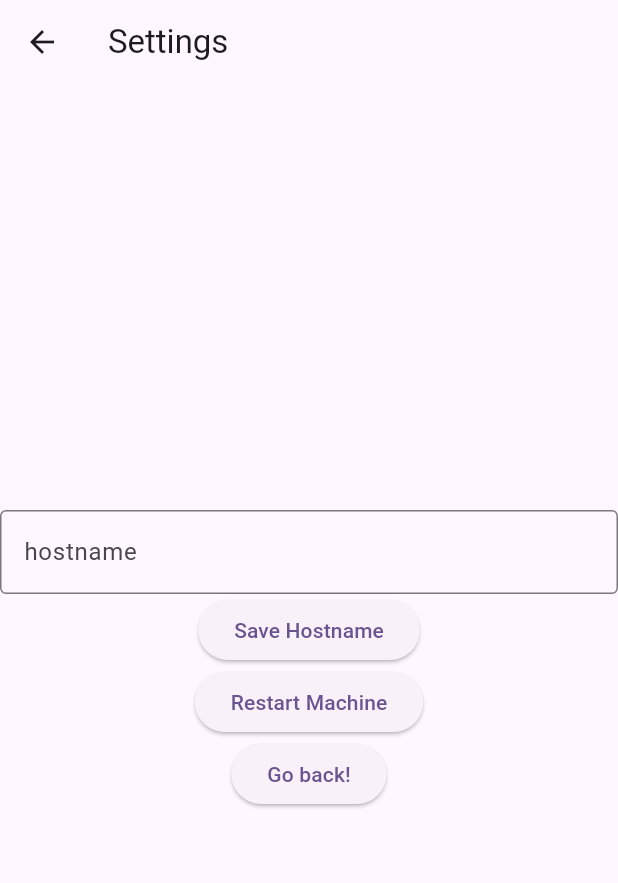
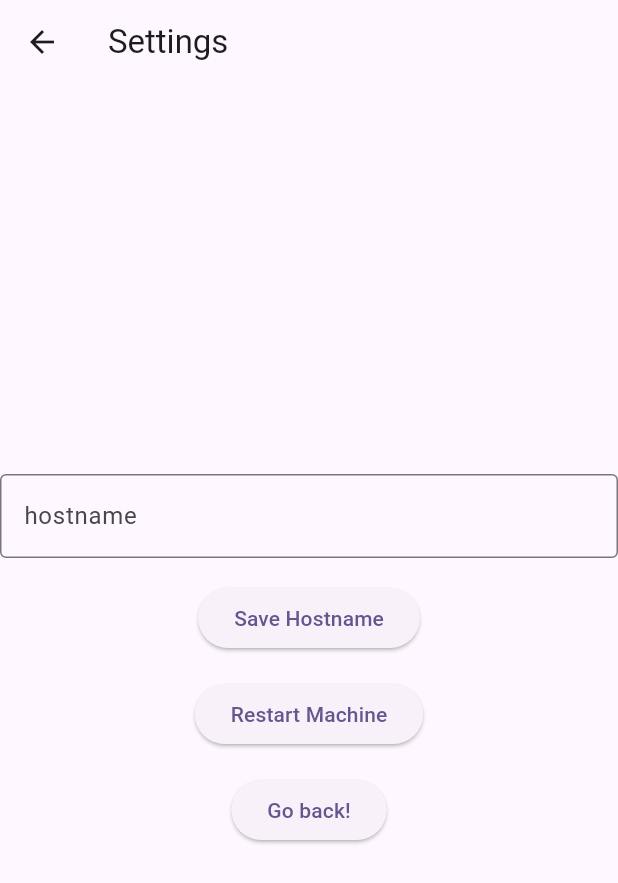
Before and after one commit to HuzaifaIrfan-Mobile/smart-washing-machine-app, a Flutter app: the screen it shows after launch, after a tap on the "settings" icon, on a phone screen of 412 x 824 dp. Shown: the top 883 px of the screen. Run offline on Flutter 3.47's test engine with Material 2 defaults, Android fonts, the light colour scheme and no system bars; our stand-ins replace percent_indicator, shared_preferences, wakelock; network calls fail.

Commit message:
smart_washing_machine_app UI clean

```diff
--- a/lib/washing_machine/settings/settings_screen.dart
+++ b/lib/washing_machine/settings/settings_screen.dart
@@ -14,7 +14,7 @@ class SettingsScreenState extends State<SettingsScreen> {
   TextEditingController hostnameController =
       TextEditingController(text: "hostname");
 
-  SettingsScreenState() {}
+  // SettingsScreenState() {}
 
   void loadHostname() async {
     SharedPreferences prefs = await SharedPreferences.getInstance();
@@ -73,14 +73,17 @@ class SettingsScreenState extends State<SettingsScreen> {
               ),
               controller: hostnameController,
             ),
+            const SizedBox(height: 16),
             ElevatedButton(
               onPressed: saveHostname,
               child: const Text('Save Hostname'),
             ),
+            const SizedBox(height: 16),
             ElevatedButton(
               onPressed: restartMachine,
               child: const Text('Restart Machine'),
             ),
+            const SizedBox(height: 16),
             ElevatedButton(
               onPressed: returnHostname,
               child: const Text('Go back!'),
--- a/lib/washing_machine/washing_machine_screen.dart
+++ b/lib/washing_machine/washing_machine_screen.dart
@@ -6,7 +6,7 @@ import 'dart:async';
 import 'dart:convert';
 import 'package:http/http.dart' as http;
 
-import 'LABELS.dart';
+import 'labels.dart';
 
 import 'package:percent_indicator/circular_percent_indicator.dart';
 
@@ -25,7 +25,7 @@ class WashingMachineScreenState extends State<WashingMachineScreen> {
 
   int taskSequencePointer = 0;
   int task = 0;
-  String taskLabel = "empty";
+  String centerLabel = "Status";
   int countDown = 0;
 
   String message = "Not Connected";
@@ -33,10 +33,18 @@ class WashingMachineScreenState extends State<WashingMachineScreen> {
   Timer? timer;
 
   WashingMachineScreenState() {
+    setupRefreshCurrentStatusTimer();
+  }
+
+  void setupRefreshCurrentStatusTimer() {
     Duration period = const Duration(seconds: 1);
     timer = Timer.periodic(period, (arg) {
       refreshCurrentStatus();
     });
+  }
+
+  void cancelRefreshCurrentStatusTimer() {
+    timer?.cancel();
   }
 
   @override
@@ -55,6 +63,8 @@ class WashingMachineScreenState extends State<WashingMachineScreen> {
   }
 
   void openSettingsScreen() async {
+    pauseMachine();
+    cancelRefreshCurrentStatusTimer();
     final result = await Navigator.push(
       context,
       MaterialPageRoute(builder: (context) => const SettingsScreen()),
@@ -63,6 +73,7 @@ class WashingMachineScreenState extends State<WashingMachineScreen> {
       debugPrint("Returned Hostname: $result");
     }
     loadHostname();
+    setupRefreshCurrentStatusTimer();
   }
 
   int toInt(bool val) {
@@ -89,7 +100,18 @@ class WashingMachineScreenState extends State<WashingMachineScreen> {
 
           taskSequencePointer = jsonResponse["task_sequence_pointer"];
           task = jsonResponse["task"];
-          taskLabel = washingMachineTasksLabel[task];
+
+          var taskLabel = washingMachineTasksLabel[task];
+          var runningLabel = isRunning
+              ? isHold
+                  ? "Hold"
+                  : "Running"
+              : "Paused";
+          var lidLabel = isLidClosed ? "Closed" : "Open";
+
+          centerLabel =
+              "$countDown s\n$taskSequencePointer->$taskLabel\n$runningLabel\n$lidLabel";
+
           countDown = jsonResponse["count_down"];
           message = "Connected";
         });
@@ -198,7 +220,12 @@ class WashingMachineScreenState extends State<WashingMachineScreen> {
                       fontWeight: FontWeight.bold,
                     ),
                   ),
+                  Text(
+                    message,
+                    style: Theme.of(context).textTheme.headlineMedium,
+                  ),
                   FloatingActionButton(
+                    heroTag: "openSettings",
                     onPressed: openSettingsScreen,
                     tooltip: 'Open Settings Screen',
                     child: const Icon(Icons.settings),
@@ -216,7 +243,7 @@ class WashingMachineScreenState extends State<WashingMachineScreen> {
                       percent: 1,
                       progressColor: Colors.indigo,
                       center: Text(
-                        "$countDown s\n$taskLabel",
+                        centerLabel,
                         style: const TextStyle(
                           fontSize: 32,
                           fontWeight: FontWeight.bold,
@@ -226,40 +253,85 @@ class WashingMachineScreenState extends State<WashingMachineScreen> {
                     ),
                     const SizedBox(height: 16),
                     Row(
-                      mainAxisAlignment: MainAxisAlignment.spaceBetween,
+                      mainAxisAlignment: MainAxisAlignment.spaceEvenly,
                       children: [
-                        cardMenu(
-                          icon: 'assets/images/energy.png',
-                          title: 'ENERGY',
+                        FloatingActionButton(
+                          heroTag: "runMachine",
+                          onPressed: runMachine,
+                          tooltip: 'Run',
+                          child: const Icon(Icons.play_arrow),
                         ),
-                        cardMenu(
-                          onTap: skipMachine,
-                          // onTap: () {
-                          //   Navigator.push(
-                          //     context,
-                          //     MaterialPageRoute(
-                          //       builder: (context) => const TemperaturePage(),
-                          //     ),
-                          //   );
-                          // },
-                          icon: 'assets/images/temperature.png',
-                          title: 'TEMPERATURE',
-                          color: Colors.indigoAccent,
-                          fontColor: Colors.white,
+                        FloatingActionButton(
+                          heroTag: "pauseMachine",
+                          onPressed: pauseMachine,
+                          tooltip: 'Pause',
+                          child: const Icon(Icons.stop),
+                        ),
+                        FloatingActionButton(
+                          heroTag: "holdMachine",
+                          onPressed: holdMachine,
+                          tooltip: 'Hold',
+                          child: const Icon(Icons.pause),
+                        ),
+                        FloatingActionButton(
+                          heroTag: "skipMachine",
+                          onPressed: skipMachine,
+                          tooltip: 'Skip',
+                          child: const Icon(Icons.skip_next),
                         ),
                       ],
                     ),
                     const SizedBox(height: 28),
                     Row(
-                      mainAxisAlignment: MainAxisAlignment.spaceBetween,
+                      mainAxisAlignment: MainAxisAlignment.spaceEvenly,
                       children: [
-                        cardMenu(
-                          icon: 'assets/images/water.png',
-                          title: 'WATER',
+                        FloatingActionButton(
+                          heroTag: "refreshCurrentStatus",
+                          onPressed: refreshCurrentStatus,
+                          tooltip: 'Refresh',
+                          child: const Icon(Icons.refresh),
                         ),
-                        cardMenu(
-                          icon: 'assets/images/entertainment.png',
-                          title: 'ENTERTAINMENT',
+                        FloatingActionButton(
+                          heroTag: "resetMachine",
+                          onPressed: resetMachine,
+                          tooltip: 'Reset',
+                          child: const Icon(Icons.reset_tv),
+                        ),
+                      ],
+                    ),
+                    const SizedBox(height: 28),
+                    Row(
+                      mainAxisAlignment: MainAxisAlignment.spaceEvenly,
+                      children: [
+                        FloatingActionButton(
+                          heroTag: "FillingTask",
+                          onPressed: () => {setNextTask(1, 600)},
+                          tooltip: 'Filling',
+                          child: const Icon(Icons.water_drop),
+                        ),
+                        FloatingActionButton(
+                          heroTag: "WashingTask",
+                          onPressed: () => {setNextTask(2, 300)},
+                          tooltip: 'Washing',
+                          child: const Icon(Icons.wash),
+                        ),
+                        FloatingActionButton(
+                          heroTag: "SoakingTask",
+                          onPressed: () => {setNextTask(3, 300)},
+                          tooltip: 'Soaking',
+                          child: const Icon(Icons.pause),
+                        ),
+                        FloatingActionButton(
+                          heroTag: "DrainingTask",
+                          onPressed: () => {setNextTask(4, 300)},
+                          tooltip: 'Draining',
+                          child: const Icon(Icons.exit_to_app),
+                        ),
+                        FloatingActionButton(
+                          heroTag: "DryingTask",
+                          onPressed: () => {setNextTask(5, 120)},
+                          tooltip: 'Drying',
+                          child: const Icon(Icons.dry),
                         ),
                       ],
                     ),
@@ -272,57 +344,5 @@ class WashingMachineScreenState extends State<WashingMachineScreen> {
         ),
       ),
     );
-
-    // @override
-    // Widget build(BuildContext context) {
-    //   return Scaffold(
-    //     appBar: AppBar(
-    //       title: const Text('Washing Machine'),
-    //     ),
-    //     body: Center(
-    //       child: Row(
-    //         mainAxisAlignment: MainAxisAlignment.spaceBetween,
-    //         children: [
-    //           ElevatedButton(
-    //             onPressed: openSettingsScreen,
-    //             child: const Text('Settings'),
-    //           ),
-    //         ],
-    //       ),
-    //     ),
-    //   );
-    // }
   }
 }
-
-Widget cardMenu({
-  required String title,
-  required String icon,
-  VoidCallback? onTap,
-  Color color = Colors.white,
-  Color fontColor = Colors.grey,
-}) {
-  return GestureDetector(
-    onTap: onTap,
-    child: Container(
-      padding: const EdgeInsets.symmetric(
-        vertical: 36,
-      ),
-      width: 156,
-      decoration: BoxDecoration(
-        color: color,
-        borderRadius: BorderRadius.circular(24),
-      ),
-      child: Column(
-        children: [
-          Image.asset(icon),
-          const SizedBox(height: 10),
-          Text(
-            title,
-            style: TextStyle(fontWeight: FontWeight.bold, color: fontColor),
-          )
-        ],
-      ),
-    ),
-  );
-}
--- a/pubspec.yaml
+++ b/pubspec.yaml
@@ -38,6 +38,7 @@ dependencies:
   http: ^1.1.0
   shared_preferences: ^2.2.2
   wakelock: ^0.6.2
+  percent_indicator: ^4.2.3
 
 dev_dependencies:
   flutter_test:
@@ -61,6 +62,8 @@ flutter:
   # the material Icons class.
   uses-material-design: true
 
+  assets:
+    - assets/images/
   # To add assets to your application, add an assets section, like this:
   # assets:
   #   - images/a_dot_burr.jpeg
```
Also changed, not shown: lib/washing_machine/drawer.dart (deleted, +0 -66 lines), lib/washing_machine/washing_machine.dart (deleted, +0 -311 lines), lib/washing_machine/labels.dart (renamed from lib/washing_machine/LABELS.dart), pubspec.lock, 1 other file.
